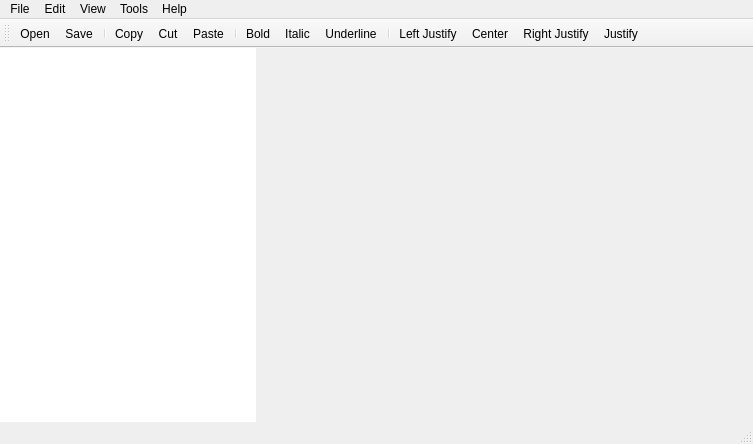
iPenguin/NotePages, file src/mainwindow.ui: the form before one commit.
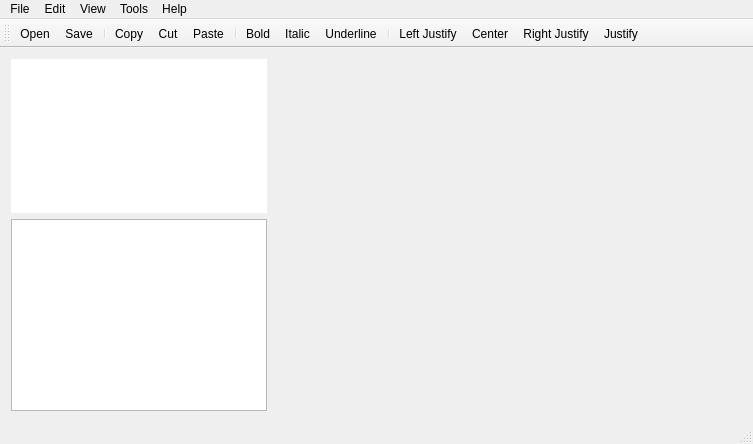
The form after the commit. Icons and pictures are not drawn.

Commit message: Make it possible to update the icons on the page list.

What changed in the file:
```diff
--- a/src/mainwindow.ui
+++ b/src/mainwindow.ui
@@ -18,7 +18,7 @@
     <normaloff>../images/icon.svg</normaloff>../images/icon.svg</iconset>
   </property>
   <widget class="QWidget" name="centralWidget">
-   <layout class="QVBoxLayout" name="verticalLayout">
+   <layout class="QVBoxLayout" name="verticalLayout_2">
     <property name="margin">
      <number>0</number>
     </property>
@@ -33,6 +33,9 @@
       <property name="handleWidth">
        <number>1</number>
       </property>
+      <widget class="QWidget" name="layoutWidget">
+       <layout class="QVBoxLayout" name="verticalLayout">
+        <item>
       <widget class="QTreeWidget" name="pageTree">
        <property name="sizePolicy">
         <sizepolicy hsizetype="Minimum" vsizetype="Expanding">
@@ -75,6 +78,25 @@
          <string notr="true">Pages</string>
         </property>
        </column>
+         </widget>
+        </item>
+        <item>
+         <widget class="QListWidget" name="iconList">
+          <property name="sizePolicy">
+           <sizepolicy hsizetype="Expanding" vsizetype="Fixed">
+            <horstretch>0</horstretch>
+            <verstretch>0</verstretch>
+           </sizepolicy>
+          </property>
+          <property name="iconSize">
+           <size>
+            <width>24</width>
+            <height>24</height>
+           </size>
+          </property>
+         </widget>
+        </item>
+       </layout>
       </widget>
       <widget class="QTabWidget" name="tabWidget">
        <property name="sizePolicy">
```
Left out of the diff: 4 changed lines with no effect on the pictures. Lines whose indentation alone changed are shown as unchanged. The commit also changes 7 other files.
